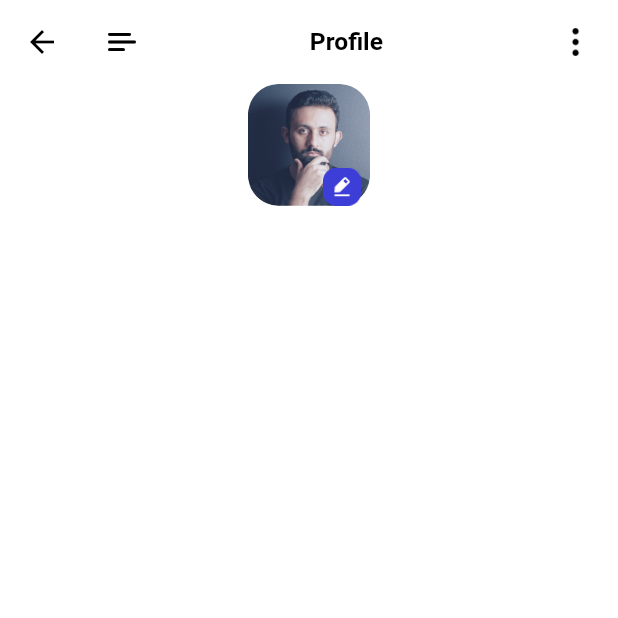
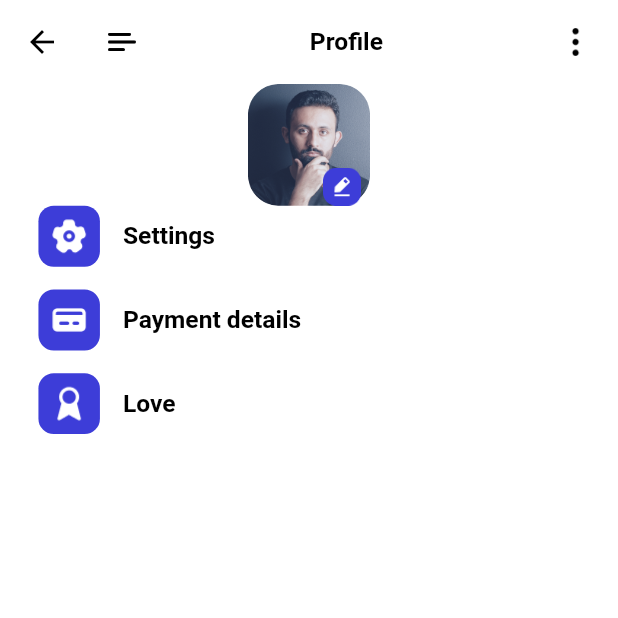
Before and after one commit to HazemHamdy7/learning_app, a Flutter app: the ProfilePage screen opened directly, on a phone screen of 412 x 824 dp, the top half of it. Run offline on Flutter 3.47's test engine with Material 2 defaults, Android fonts, the phone set to English and light mode, and no system bars; our stand-ins replace bloc, cloud_firestore, dots_indicator, firebase_auth, firebase_core, flutter_bloc and 3 more; accounts and stored records are empty.

Commit message:
create list view in profile page

```diff
--- a/lib/constant/utils/assets.dart
+++ b/lib/constant/utils/assets.dart
@@ -27,4 +27,5 @@
   static const morevertical = 'assets/icons/more-vertical.png';
   static const headpic = 'assets/icons/headpic.png';
   static const edit3 = 'assets/icons/edit_3.png';
+  static const settings = 'assets/icons/settings.png';
 }
--- a/lib/view/screens/appliction_screen/screen/profile/screen/profile_page.dart
+++ b/lib/view/screens/appliction_screen/screen/profile/screen/profile_page.dart
@@ -24,6 +24,11 @@
             crossAxisAlignment: CrossAxisAlignment.center,
             children: [
               profileIconAndEditButton(),
+              SizedBox(width: 15.w),
+              Padding(
+                padding: EdgeInsets.only(left: 25.w),
+                child: buildListView(),
+              ),
             ],
           ),
         ),
--- a/lib/view/screens/appliction_screen/screen/profile/widget/profile_widget.dart
+++ b/lib/view/screens/appliction_screen/screen/profile/widget/profile_widget.dart
@@ -53,3 +53,48 @@
         width: 25.w, height: 25.h, image: const AssetImage(AssetsData.edit3)),
   );
 }
+
+// setting section botton
+var imageInfo = <String, String>{
+  "Settings": "settings.png",
+  "Payment details": "credit-card.png",
+  "Love": "award.png",
+};
+
+Widget buildListView() {
+  return Column(
+    children: [
+      ...List.generate(
+          imageInfo.length,
+          (index) => GestureDetector(
+                child: Container(
+                  margin: EdgeInsets.only(bottom: 15.h),
+                  child: Row(
+                    children: [
+                      Container(
+                        padding: const EdgeInsets.all(7.0),
+                        width: 40.w,
+                        height: 40.h,
+                        decoration: BoxDecoration(
+                          borderRadius: BorderRadius.circular(10.w),
+                          color: AppColors.primaryElement,
+                        ),
+                        child: Image.asset(
+                            "assets/icons/${imageInfo.values.elementAt(index)}"),
+                      ),
+                      SizedBox(width: 15.w),
+                      Text(
+                        imageInfo.keys.elementAt(index),
+                        style: TextStyle(
+                          color: AppColors.primaryText,
+                          fontWeight: FontWeight.bold,
+                          fontSize: 16.sp,
+                        ),
+                      ),
+                    ],
+                  ),
+                ),
+              ))
+    ],
+  );
+}
```
